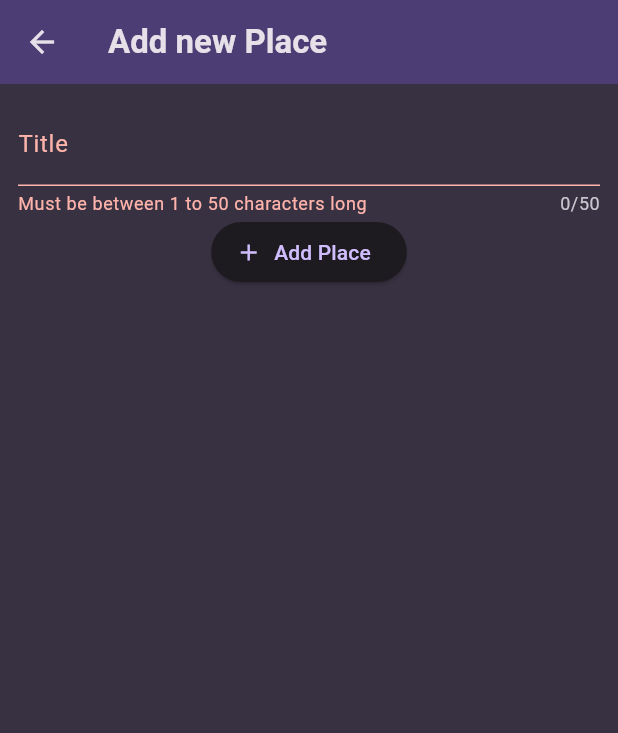
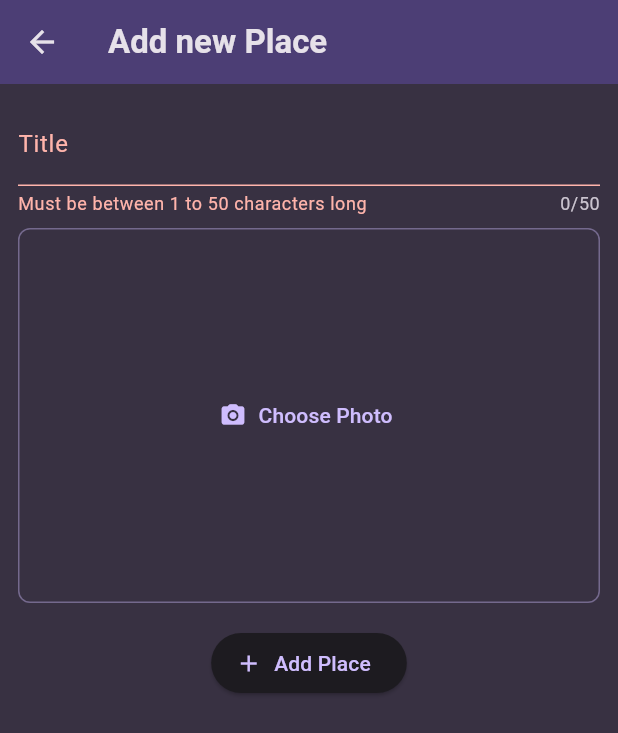
Before and after one commit to D0-xa/favourite_places, a Flutter app: the AddPlaceScreen screen opened directly, after a tap on "Add Place", on a phone screen of 412 x 824 dp. Shown: the top 733 px of the screen. Run offline on Flutter 3.47's test engine with Material 3 defaults, Android fonts, the phone set to English and light mode, and no system bars; our stand-ins replace flutter_riverpod, google_fonts, image_picker.

Commit message:
Used a native device feature (camera)

```diff
--- a/lib/Models/place.dart
+++ b/lib/Models/place.dart
@@ -1,3 +1,5 @@
+import 'dart:io';
+
 import 'package:uuid/uuid.dart';
 
 const uuid = Uuid();
@@ -5,8 +7,10 @@ const uuid = Uuid();
 class Place {
   Place({
     required this.title,
+    required this.image,
   }) : id = uuid.v4();
 
   final String id;
   final String title;
+  final File image;
 }
--- a/lib/Screens/add_place.dart
+++ b/lib/Screens/add_place.dart
@@ -1,7 +1,10 @@
+import 'dart:io';
+
 import 'package:flutter/material.dart';
 import 'package:flutter_riverpod/flutter_riverpod.dart';
 
 import 'package:favourite_places/providers/user_places.dart';
+import 'package:favourite_places/Widgets/image_input.dart';
 
 class AddPlaceScreen extends ConsumerWidget {
   const AddPlaceScreen({super.key});
@@ -10,6 +13,7 @@ class AddPlaceScreen extends ConsumerWidget {
   Widget build(BuildContext context, WidgetRef ref) {
     final formkey = GlobalKey<FormState>();
     var enteredTitle = '';
+    File? selectedImage;
 
     return Scaffold(
       appBar: AppBar(
@@ -42,13 +46,19 @@ class AddPlaceScreen extends ConsumerWidget {
                   enteredTitle = newValue!.trim();
                 },
               ),
+              ImageInput(
+                onPickImage: (image) {
+                  selectedImage = image;
+                },
+              ),
               ElevatedButton.icon(
                 onPressed: () {
-                  if (formkey.currentState!.validate()) {
+                  if (formkey.currentState!.validate() &&
+                      selectedImage != null) {
                     formkey.currentState!.save();
                     ref
                         .read(userPlacesProvider.notifier)
-                        .addPlace(enteredTitle);
+                        .addPlace(enteredTitle, selectedImage!);
                     Navigator.of(context).pop();
                   }
                 },
--- /dev/null
+++ b/lib/Widgets/image_input.dart
@@ -0,0 +1,76 @@
+import 'dart:io';
+
+import 'package:flutter/material.dart';
+import 'package:image_picker/image_picker.dart';
+
+class ImageInput extends StatefulWidget {
+  const ImageInput({
+    super.key,
+    required this.onPickImage,
+  });
+
+  final void Function(File image) onPickImage;
+
+  @override
+  State<ImageInput> createState() => _ImageInputState();
+}
+
+class _ImageInputState extends State<ImageInput> {
+  File? _selectedImage;
+
+  void _takePicture() async {
+    final imagePicker = ImagePicker();
+    final pickedImage = await imagePicker.pickImage(
+      source: ImageSource.camera,
+      // maxWidth: 600,
+    );
+
+    if (pickedImage == null) {
+      return;
+    }
+
+    setState(() {
+      _selectedImage = File(pickedImage.path);
+    });
+
+    widget.onPickImage(_selectedImage!);
+  }
+
+  @override
+  Widget build(BuildContext context) {
+    Widget content = TextButton.icon(
+      onPressed: _takePicture,
+      label: const Text('Choose Photo'),
+      icon: const Icon(Icons.camera_alt_rounded),
+    );
+
+    if (_selectedImage != null) {
+      content = GestureDetector(
+        onTap: _takePicture,
+        child: Image.file(
+          _selectedImage!,
+          fit: BoxFit.cover,
+          height: double.infinity,
+          width: double.infinity,
+        ),
+      );
+    }
+
+    return Container(
+      margin: const EdgeInsets.only(
+        top: 8,
+        bottom: 16,
+      ),
+      decoration: BoxDecoration(
+        border: Border.all(
+          color: Theme.of(context).colorScheme.primary.withOpacity(0.4),
+        ),
+        borderRadius: BorderRadius.circular(8),
+      ),
+      height: 250,
+      width: double.infinity,
+      alignment: Alignment.center,
+      child: content,
+    );
+  }
+}
--- a/lib/main.dart
+++ b/lib/main.dart
@@ -46,7 +46,7 @@ class MyApp extends StatelessWidget {
       debugShowCheckedModeBanner: false,
       title: 'Great Places',
       theme: theme,
-      home: PlacesScreen(),
+      home: const PlacesScreen(),
     );
   }
 }
--- a/lib/providers/user_places.dart
+++ b/lib/providers/user_places.dart
@@ -1,3 +1,5 @@
+import 'dart:io';
+
 import 'package:flutter_riverpod/flutter_riverpod.dart';
 
 import 'package:favourite_places/Models/place.dart';
@@ -5,8 +7,8 @@ import 'package:favourite_places/Models/place.dart';
 class UserPlacesNotifier extends StateNotifier<List<Place>> {
   UserPlacesNotifier() : super(const []);
 
-  void addPlace(String title) {
-    final newPlace = Place(title: title);
+  void addPlace(String title, File image) {
+    final newPlace = Place(title: title, image: image);
     state = [newPlace, ...state];
   }
 }
--- a/pubspec.yaml
+++ b/pubspec.yaml
@@ -38,6 +38,7 @@ dependencies:
   google_fonts: ^6.2.1
   flutter_riverpod: ^2.5.1
   uuid: ^4.4.0
+  image_picker: ^1.1.2
 
 dev_dependencies:
   flutter_test:
```
Also changed, not shown: lib/Screens/place_detail.dart (+9 -7 lines), lib/Widgets/places_list.dart (+8 -0 lines), pubspec.lock, 6 other files.
